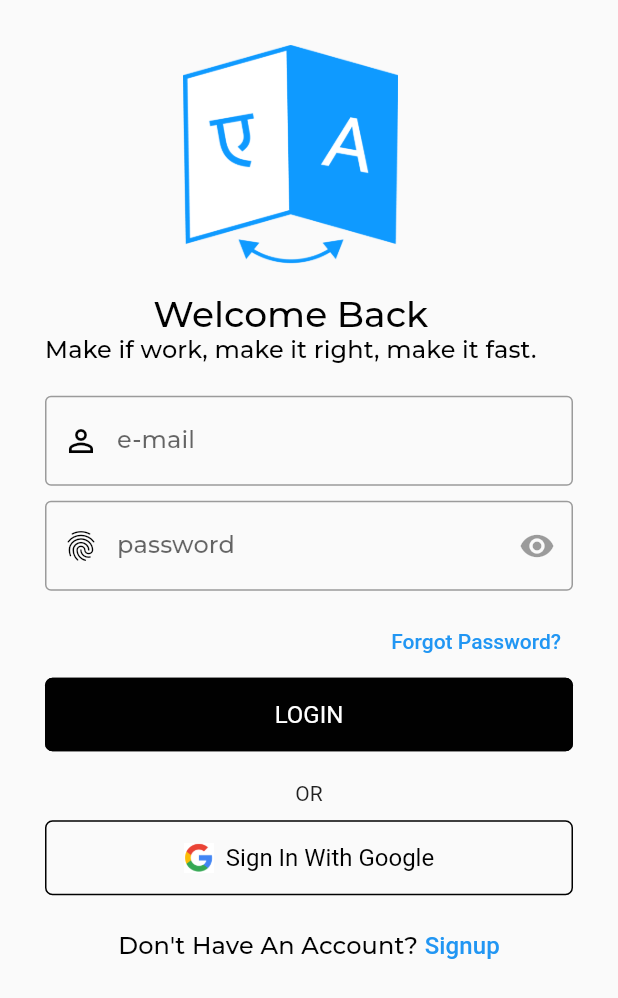
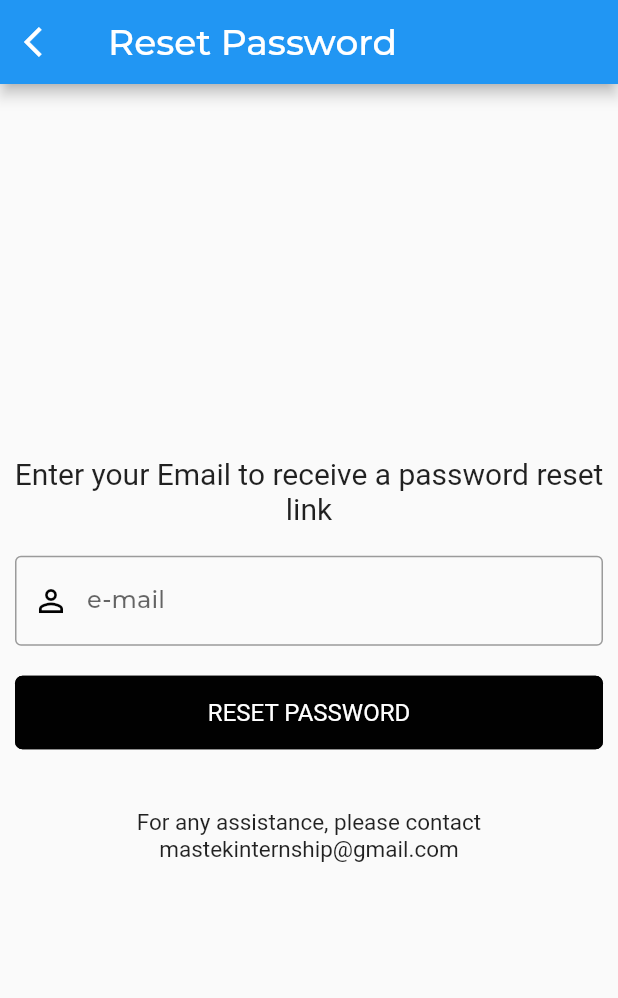
Before and after one commit to ajayrnairg/Mastek_Internship__App, a Flutter app: the LogInScreen screen opened directly, after a tap on "Forgot Password?", on a phone screen of 412 x 824 dp. Shown: the top 998 px of the screen. Run offline on Flutter 3.47's test engine with Material 2 defaults, Android fonts, the phone set to English and light mode, and no system bars; our stand-ins replace cloud_firestore, firebase_auth, firebase_core, get, google_fonts, google_sign_in and 5 more; missing offline and left inert: flutter_sound; accounts and stored records are empty; network calls fail; project files that could hold a hidden picture were left out.

Commit message:
forgot password page done

```diff
--- a/Flutter_Application_Work/lib/main.dart
+++ b/Flutter_Application_Work/lib/main.dart
@@ -32,7 +32,8 @@ class MyApp extends StatelessWidget {
               return  HomeScreen();
             }
             else{
-              return const WelcomeScreen();
+              return WelcomeScreen();
+                // SplashScreen();
             }
           }
       ),
--- a/Flutter_Application_Work/lib/src/constants/text_strings.dart
+++ b/Flutter_Application_Work/lib/src/constants/text_strings.dart
@@ -49,10 +49,14 @@ const String gWelcomeSubTitle =
 
 /* LogIn Screen Text */
 const String gLoginTitle = "Welcome Back";
-const String gLoginSubTitle = "Make if work, make it right, make it fast.";
+const String gLoginSubTitle = "Make it work, make it right, make it fast.";
 const String gRememberMe = "Remember Me?";
 
 const String gForgotPassword = "Forgot Password?";
+const String gForgotPasswordEmailRequest = "Enter your Email to receive a password reset link";
+const String gResetPassword = "Reset Password";
+const String gAssistance = "For any assistance, please contact";
+const String gMastekEmail = "mastekinternship@gmail.com";
 const String gSignInWithGoogle = "Sign In With Google";
 const String gDontHaveAnAccount = "Don't Have An Account? ";
 
--- a/Flutter_Application_Work/lib/src/features/controllers/signup_login_screen_controller.dart
+++ b/Flutter_Application_Work/lib/src/features/controllers/signup_login_screen_controller.dart
@@ -2,6 +2,7 @@ import 'package:flutter/material.dart';
 import 'package:get/get.dart';
 import 'package:get/get_core/src/get_main.dart';
 import 'package:get/get_state_manager/src/simple/get_controllers.dart';
+import 'package:rough_app/src/features/screens/forgot_password_screen/forgot_password_screen.dart';
 import 'package:rough_app/src/features/screens/home_screen/home_screen.dart';
 import 'package:rough_app/src/features/screens/login_screen/login_screen.dart';
 import 'package:rough_app/src/features/screens/signup_screen/signup_screen.dart';
@@ -22,7 +23,11 @@ class SignupLoginScreenController extends GetxController {
   }
 
   goToHomePageFunc(){
-    Get.offAll(() =>  HomeScreen());
+    Get.offAll(() =>  const HomeScreen());
+  }
+
+  goToForgotPasswordFunc(){
+    Get.to(()=>  ForgotPassword());
   }
 
 }
--- /dev/null
+++ b/Flutter_Application_Work/lib/src/features/screens/forgot_password_screen/forgot_password_screen.dart
@@ -0,0 +1,137 @@
+import 'package:flutter/cupertino.dart';
+import 'package:flutter/material.dart';
+import 'package:get/get.dart';
+import 'package:get/get_core/src/get_main.dart';
+import 'package:rough_app/src/constants/text_strings.dart';
+
+import '../../../utils/services/auth.dart';
+import '../../controllers/signup_login_screen_controller.dart';
+
+class ForgotPassword extends StatefulWidget {
+  const ForgotPassword({super.key});
+
+  @override
+  State<ForgotPassword> createState() => _ForgotPasswordState();
+}
+
+class _ForgotPasswordState extends State<ForgotPassword> {
+  final signupLoginScreenController = Get.put(SignupLoginScreenController());
+
+  final emailTextController = TextEditingController();
+  bool mailSent = false;
+
+  void onSuccessfulMail() {
+    setState(() {
+      mailSent = true;
+    });
+  }
+
+
+
+  @override
+  Widget build(BuildContext context) {
+    return Scaffold(
+        appBar: AppBar(
+          title: const Text(gResetPassword),
+          leading: IconButton(
+            onPressed: () {
+              signupLoginScreenController.goToLoginPageFunc();
+            },
+            icon: const Icon(Icons.arrow_back_ios),
+          ),
+        ),
+        body: Column(
+          mainAxisAlignment: MainAxisAlignment.center,
+          children: [
+            const Padding(
+              padding: EdgeInsets.symmetric(horizontal: 8.0),
+              child: Text(
+                gForgotPasswordEmailRequest,
+                textAlign: TextAlign.center,
+                style: TextStyle(
+                  fontSize: 20,
+                ),
+              ),
+            ),
+            const SizedBox(
+              height: 20,
+            ),
+            Padding(
+              padding: const EdgeInsets.symmetric(horizontal: 10),
+              child: TextFormField(
+                controller: emailTextController,
+                enableSuggestions: true,
+                keyboardType: TextInputType.emailAddress,
+                style: Theme.of(context).textTheme.titleSmall,
+                decoration: const InputDecoration(
+                  prefixIcon: Icon(Icons.person_outline_outlined),
+                  labelText: gEmail,
+                  hintText: gEmail,
+                  // border: OutlineInputBorder(),
+                ),
+              ),
+            ),
+            mailSent?
+
+            const Padding(
+              padding: EdgeInsets.fromLTRB(8.0, 20, 8.0, 0.0),
+              child:
+                   Text(
+                      "Password Reset Mail sent Successfully",
+                      textAlign: TextAlign.center,
+                      style: TextStyle(
+                        fontSize: 15,
+                        color: Colors.blue
+                      ),
+                    )
+
+            ): Container(),
+            const SizedBox(
+              height: 20,
+            ),
+            Padding(
+              padding: const EdgeInsets.symmetric(horizontal: 10.0),
+              child: SizedBox(
+                width: double.infinity,
+                child: ElevatedButton(
+                  onPressed: () {
+                    AuthMethods()
+                        .passwordReset(
+                      emailTextController.text,
+                    )
+                        .then((value) {
+                      print("Password Reset Mail sent Successfully");
+                      onSuccessfulMail();
+                      // widget.controller.goToHomePageFunc();
+                      // Get.offAll(()=>const HomeScreen());
+                      // Navigator.pushReplacement(context,
+                      //     MaterialPageRoute(builder: (context) => const HomeScreen()));
+                    }).onError((error, stackTrace) {
+                      mailSent = false;
+                      print(
+                          "Error sending Password Reset Mail:  ${error.toString()}");
+                    });
+                  },
+                  child: Text(
+                    gResetPassword.toUpperCase(),
+                  ),
+                ),
+              ),
+            ),
+            const SizedBox(
+              height: 40,
+            ),
+            const Padding(
+              padding: EdgeInsets.symmetric(horizontal: 8.0),
+              child: Text(
+                "$gAssistance $gMastekEmail",
+                textAlign: TextAlign.center,
+                style: TextStyle(
+                  fontSize: 15,
+                ),
+              ),
+            ),
+          ],
+        ));
+  }
+}
--- a/Flutter_Application_Work/lib/src/features/screens/login_screen/login_form_widget.dart
+++ b/Flutter_Application_Work/lib/src/features/screens/login_screen/login_form_widget.dart
@@ -21,12 +21,26 @@ class LoginFormWidget extends StatefulWidget {
 class _LoginFormWidgetState extends State<LoginFormWidget> {
   TextEditingController emailTextController = TextEditingController();
   TextEditingController passwordTextController = TextEditingController();
+  bool hidePassword = true;
 
   @override
   void dispose() {
     emailTextController.dispose();
     passwordTextController.dispose();
     super.dispose();
+  }
+
+
+
+  void togglePassword(){
+    if(hidePassword == true){
+      hidePassword = false;
+    }else{
+      hidePassword =true;
+    }
+    setState(() {
+
+    });
   }
 
   @override
@@ -52,19 +66,19 @@ class _LoginFormWidgetState extends State<LoginFormWidget> {
             const SizedBox(height: gFormHeight - 20.0),
             TextFormField(
               controller: passwordTextController,
-              obscureText: true,
+              obscureText: hidePassword,
               enableSuggestions: false,
               autocorrect: false,
               keyboardType: TextInputType.visiblePassword,
               style: Theme.of(context).textTheme.titleSmall,
-              decoration: const InputDecoration(
-                prefixIcon: Icon(Icons.fingerprint),
+              decoration:  InputDecoration(
+                prefixIcon: const Icon(Icons.fingerprint),
                 labelText: gPassword,
                 hintText: gPassword,
                 // border: OutlineInputBorder(),
                 suffixIcon: IconButton(
-                  onPressed: null,
-                  icon: Icon(Icons.remove_red_eye_sharp),
+                  onPressed: (){ togglePassword();},
+                  icon: hidePassword ? Icon(Icons.visibility_off):Icon(Icons.remove_red_eye_sharp),
                 ),
               ),
             ),
@@ -72,7 +86,9 @@ class _LoginFormWidgetState extends State<LoginFormWidget> {
             Align(
               alignment: Alignment.centerRight,
               child: TextButton(
-                onPressed: () {},
+                onPressed: () {
+                  widget.controller.goToForgotPasswordFunc();
+                },
                 child: const Text(gForgotPassword),
               ),
             ),
--- a/Flutter_Application_Work/lib/src/utils/services/auth.dart
+++ b/Flutter_Application_Work/lib/src/utils/services/auth.dart
@@ -127,4 +127,8 @@ class AuthMethods {
     prefs.clear();
     await auth.signOut();
   }
+
+  Future passwordReset(String emailId) async{
+    await FirebaseAuth.instance.sendPasswordResetEmail(email: emailId);
+  }
 }
--- a/Flutter_Application_Work/lib/src/utils/services/database.dart
+++ b/Flutter_Application_Work/lib/src/utils/services/database.dart
@@ -32,4 +32,7 @@ class DatabaseMethods {
         .where("username", isEqualTo: username)
         .snapshots();
   }
+
+
+
 }
```
